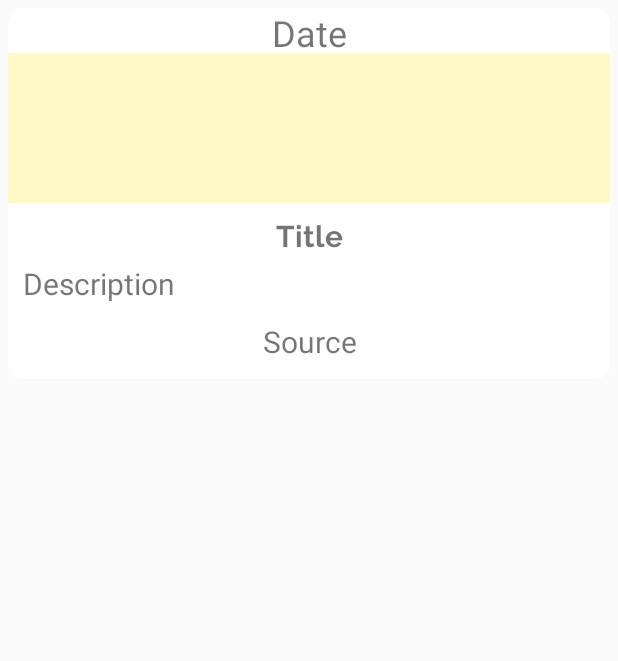
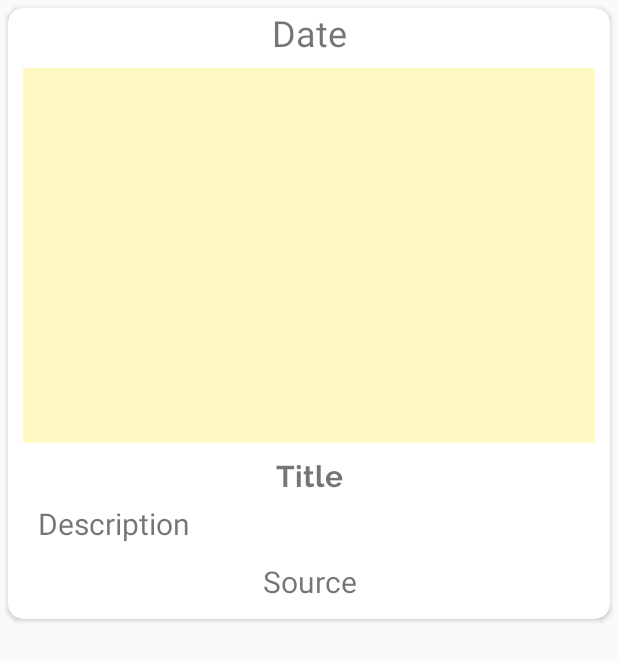
Before and after one commit to kartik34/Crypfolio, an Android app: the layout newsitem.xml on its own in the app's theme, with its tools: preview values and no code run, on a phone screen of 412 x 824 dp. Shown: the top 661 px of the screen. Run offline under Robolectric (Android 15) with nearby library versions, the phone set to English and light mode, and no system bars; Roboto replaces fonts that are not available here.

```diff
--- a/app/build.gradle
+++ b/app/build.gradle
@@ -30,6 +30,7 @@ dependencies {
     implementation 'com.android.support:cardview-v7:28.0.0-rc01'
     implementation 'com.google.code.gson:gson:2.6.2'
     implementation 'com.google.guava:guava:26.0-jre'
+    implementation 'com.squareup.picasso:picasso:2.71828'
 
 
 }
--- a/app/src/main/java/com/kartiksinghal/www/crypfolio/NewsData.java
+++ b/app/src/main/java/com/kartiksinghal/www/crypfolio/NewsData.java
@@ -127,7 +127,8 @@ public class NewsData extends AppCompatActivity {
                 mDescription = json.getJSONArray("articles").getJSONObject(count).getString("description");
                 mDate = json.getJSONArray("articles").getJSONObject(count).getString("publishedAt");
                 mSource = json.getJSONArray("articles").getJSONObject(count).getJSONObject("source").getString("name");
-                newsList.add(new NewsItem("feerrf",mTitle, "ewfewfw", mDescription, "edee", mDate, mSource));
+                mImageUrl = json.getJSONArray("articles").getJSONObject(count).getString("urlToImage");
+                newsList.add(new NewsItem("feerrf",mTitle, mImageUrl, mDescription, "edee", mDate, mSource));
 
 
             }
--- a/app/src/main/res/layout/newsitem.xml
+++ b/app/src/main/res/layout/newsitem.xml
@@ -27,8 +27,14 @@
 
         <ImageView
             android:id="@+id/mNewsImage"
-            android:layout_width="match_parent"
-            android:layout_height="100dp"
+
+            android:layout_width='match_parent'
+            android:layout_height="250dp"
+            android:layout_centerInParent="true"
+            android:layout_gravity="center"
+            android:layout_marginTop="10dp"
+            android:layout_marginLeft="10dp"
+            android:layout_marginRight="10dp"
             app:srcCompat="?android:attr/autofilledHighlight" />
 
         <TextView
@@ -49,8 +55,8 @@
             android:id="@+id/mDescription"
             android:layout_width="match_parent"
             android:layout_height="wrap_content"
-            android:layout_marginLeft="10dp"
-            android:layout_marginRight="10dp"
+            android:layout_marginLeft="20dp"
+            android:layout_marginRight="20dp"
 
             android:text="@string/description"
             android:textSize="20sp" />
```
Also changed, not shown: app/src/main/java/com/kartiksinghal/www/crypfolio/NewsAdapter.java (+10 -3 lines), app/src/main/java/com/kartiksinghal/www/crypfolio/RoundedCornersTransform.java (added, +71 -0 lines).
